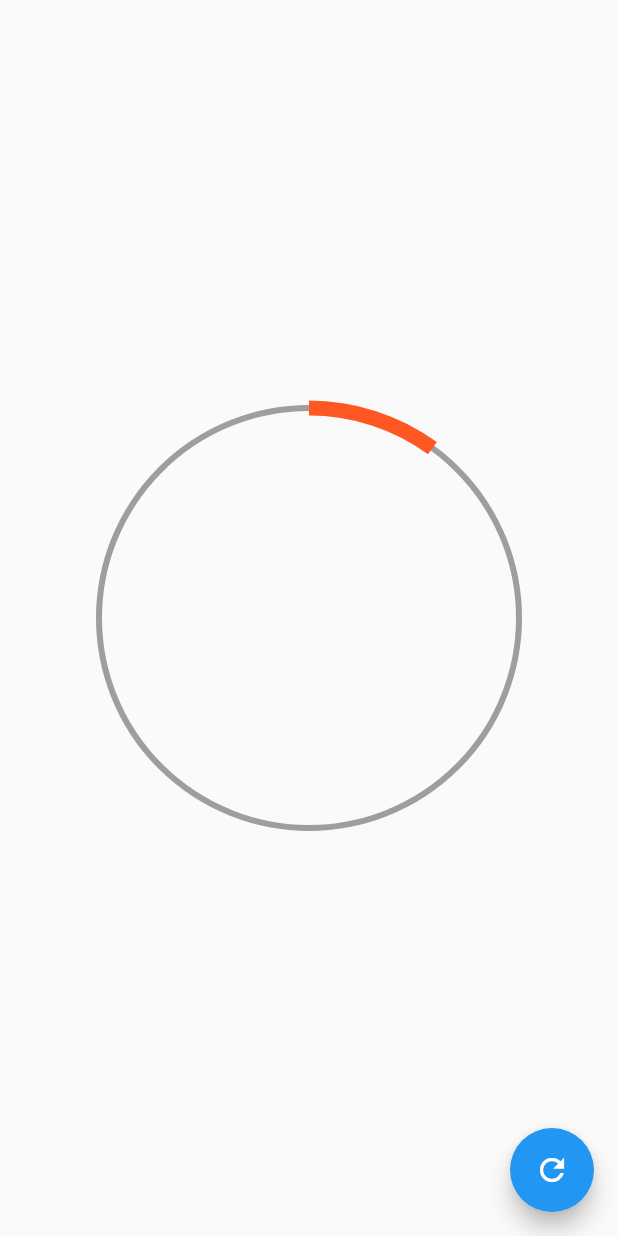
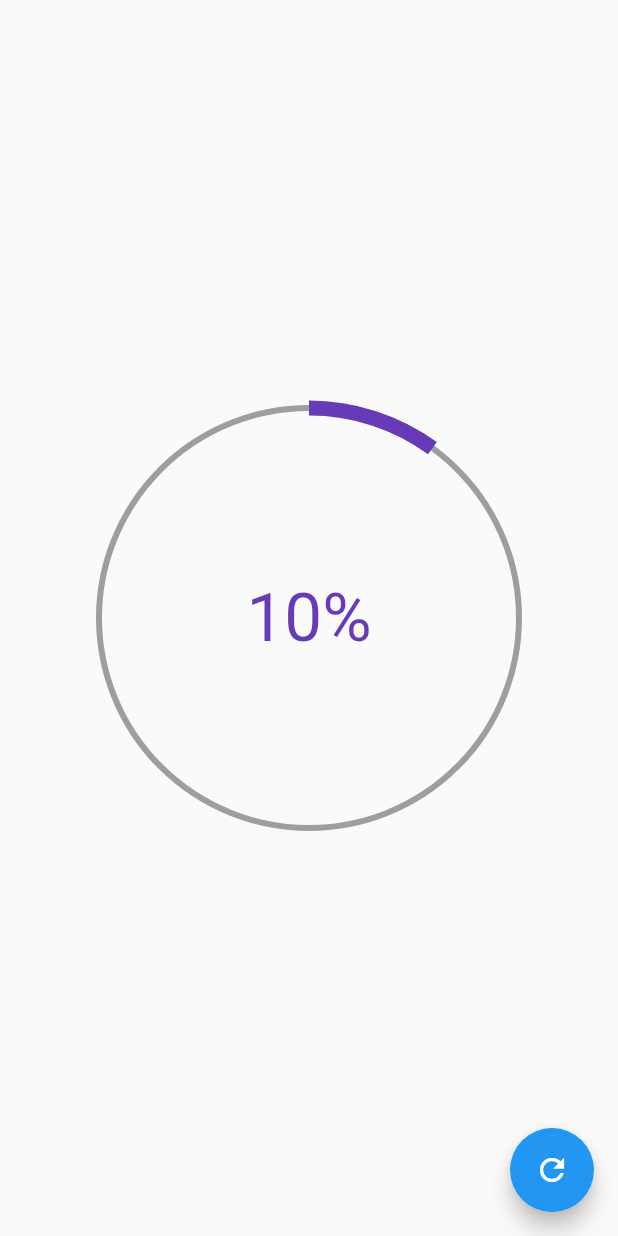
Before and after one commit to DavidBarcenas/flutter-painter-animations, a Flutter app: the screen it shows after launch, on a phone screen of 412 x 824 dp. Run offline on Flutter 3.47's test engine with Material 2 defaults, Android fonts, the phone set to English and light mode, and no system bars.

Commit message:
feat: Customize circular progress properties

```diff
--- a/lib/src/pages/progress_page.dart
+++ b/lib/src/pages/progress_page.dart
@@ -30,7 +30,10 @@ class _ProgressPageState extends State<ProgressPage> {
           width: square,
           height: square,
           // color: Colors.red,
-          child: RadialProgress(percentage: percentage),
+          child: RadialProgress(
+            percentage: percentage,
+            selectedColor: Colors.deepPurple,
+          ),
         ),
       ),
     );
--- a/lib/src/widgets/radial_progress.dart
+++ b/lib/src/widgets/radial_progress.dart
@@ -4,8 +4,13 @@ import 'package:flutter/material.dart';
 
 class RadialProgress extends StatefulWidget {
   final percentage;
+  final Color selectedColor;
+  final Color secondaryColor;
 
-  RadialProgress({@required this.percentage});
+  RadialProgress(
+      {@required this.percentage,
+      this.selectedColor = Colors.deepOrange,
+      this.secondaryColor = Colors.grey});
 
   @override
   _RadialProgressState createState() => _RadialProgressState();
@@ -40,13 +45,25 @@ class _RadialProgressState extends State<RadialProgress>
       animation: controller,
       // child: child,
       builder: (BuildContext context, Widget child) {
-        return Container(
-            width: double.infinity,
-            height: double.infinity,
-            child: CustomPaint(
-                painter: _RadialProgressPainter(
-                    (widget.percentage - percentageAnimate) +
-                        (percentageAnimate * controller.value))));
+        return Stack(
+          children: <Widget>[
+            Container(
+                width: double.infinity,
+                height: double.infinity,
+                child: CustomPaint(
+                    painter: _RadialProgressPainter(
+                        (widget.percentage - percentageAnimate) +
+                            (percentageAnimate * controller.value),
+                        widget.selectedColor,
+                        widget.secondaryColor))),
+            Container(
+              alignment: Alignment.center,
+              child: (Text(widget.percentage.round().toString() + '%',
+                  style:
+                      TextStyle(fontSize: 45.0, color: widget.selectedColor))),
+            )
+          ],
+        );
       },
     );
   }
@@ -54,15 +71,16 @@ class _RadialProgressState extends State<RadialProgress>
 
 class _RadialProgressPainter extends CustomPainter {
   final percentage;
-
-  _RadialProgressPainter(this.percentage);
+  final color;
+  final secodaryColor;
+  _RadialProgressPainter(this.percentage, this.color, this.secodaryColor);
 
   // Circle
   @override
   void paint(Canvas canvas, Size size) {
     final paint = new Paint()
       ..strokeWidth = 4
-      ..color = Colors.grey
+      ..color = secodaryColor
       ..style = PaintingStyle.stroke;
 
     final c = new Offset(size.width * 0.5, size.height * 0.5);
@@ -72,7 +90,7 @@ class _RadialProgressPainter extends CustomPainter {
     // Arco
     final paintArc = new Paint()
       ..strokeWidth = 10
-      ..color = Colors.deepOrange
+      ..color = color
       ..style = PaintingStyle.stroke;
 
     // filling progress
```
